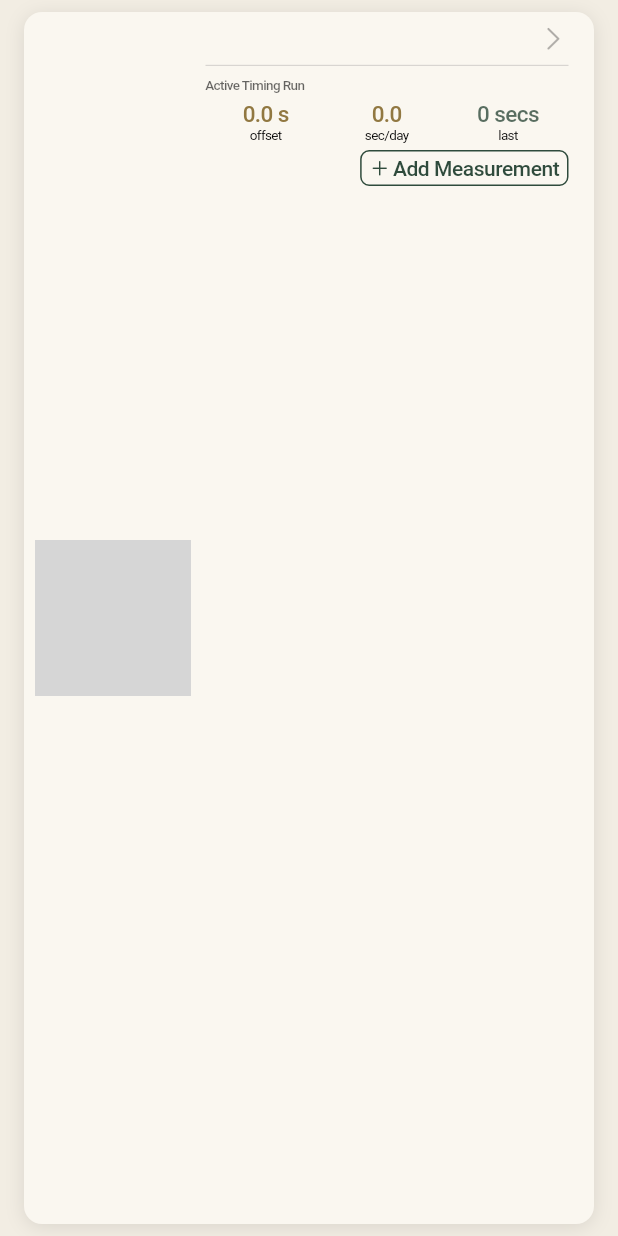
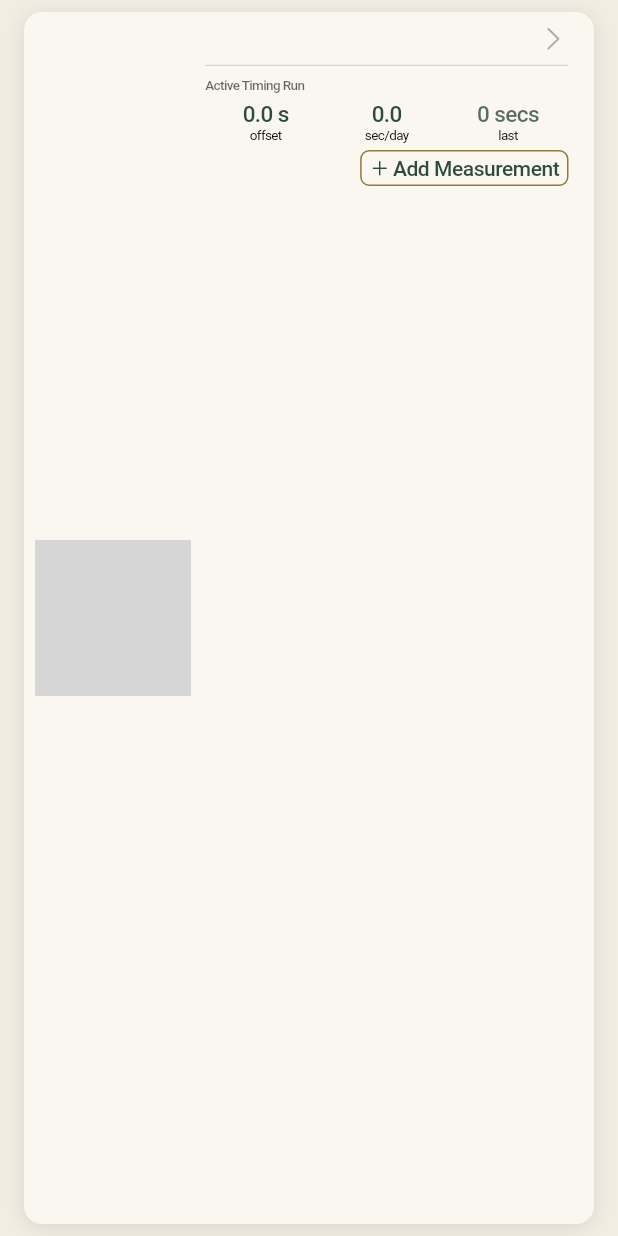
Before and after one commit to t-jayw/ChronoLog, a Flutter app: the NewTimepieceDisplay widget shown alone on an empty page, opened directly with empty values, on a phone screen of 412 x 824 dp. Run offline on Flutter 3.47's test engine with Material 3 defaults, Android fonts, the phone set to English and light mode, and no system bars; our stand-ins replace carousel_slider, csv, file_picker, fl_chart, flutter_dotenv, flutter_image_compress and 9 more; missing offline and left inert: exif, posthog_flutter, purchases_flutter, ulid; accounts and stored records are empty; grey boxes are pictures that could not be loaded.

Commit message:
release candidate

```diff
--- a/lib/components/new_timepiece_display.dart
+++ b/lib/components/new_timepiece_display.dart
@@ -195,7 +195,7 @@ class NewTimepieceDisplay extends ConsumerWidget {
                                               fontSize: 15,
                                               color: Theme.of(context)
                                                   .colorScheme
-                                                  .secondary,
+                                                  .tertiary,
                                               fontWeight: FontWeight.w500,
                                             ),
                                           ),
@@ -223,7 +223,7 @@ class NewTimepieceDisplay extends ConsumerWidget {
                                               fontSize: 15,
                                               color: Theme.of(context)
                                                   .colorScheme
-                                                  .secondary,
+                                                  .tertiary,
                                               fontWeight: FontWeight.w500,
                                             ),
                                           ),
@@ -293,7 +293,7 @@ class NewTimepieceDisplay extends ConsumerWidget {
                                 decoration: BoxDecoration(
                                   border: Border.all(
                                     color:
-                                        Theme.of(context).colorScheme.tertiary,
+                                        Theme.of(context).colorScheme.secondary,
                                     width: 1,
                                   ),
                                   borderRadius: BorderRadius.circular(6),
```
